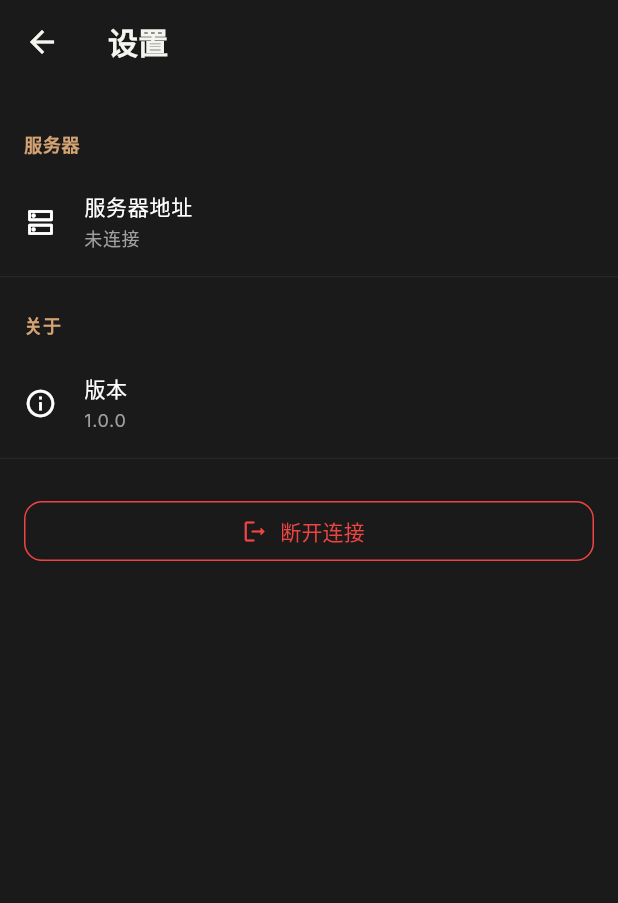
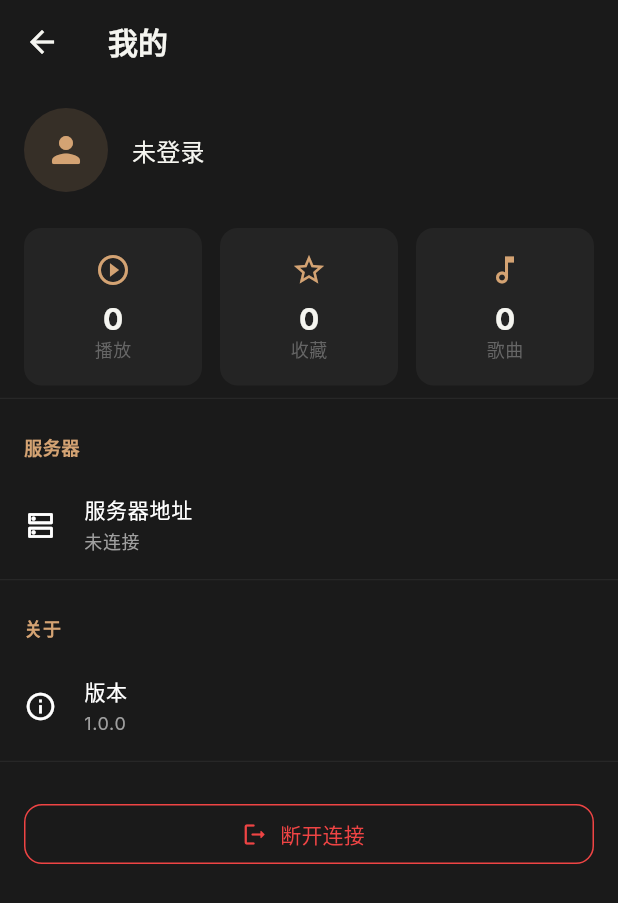
Before and after one commit to lvwei244954744/nas_music_flutter, a Flutter app: the SettingsScreen screen opened by its route, on a phone screen of 412 x 824 dp. Shown: the top 903 px of the screen. Run offline on Flutter 3.47's test engine with Material 3 defaults, Android fonts, the phone set to English and light mode, and no system bars; our stand-ins replace audioplayers, google_fonts; network calls fail.

Commit message:
feat: rebrand to NasMusic, add profile page with stats, fix login nav flow

```diff
--- a/lib/app.dart
+++ b/lib/app.dart
@@ -35,7 +35,7 @@ class _AppState extends State<App> {
     final auth = context.watch<AuthState>();
 
     return MaterialApp(
-      title: 'loml.nas.music',
+      title: 'NasMusic',
       debugShowCheckedModeBanner: false,
       theme: AppTheme.light,
       darkTheme: AppTheme.dark,
@@ -120,9 +120,9 @@ class _BottomNav extends StatelessWidget {
                 onTap: () => onTap(1),
               ),
               _NavItem(
-                icon: Icons.settings_outlined,
-                activeIcon: Icons.settings_rounded,
-                label: '设置',
+                icon: Icons.person_outline,
+                activeIcon: Icons.person_rounded,
+                label: '我的',
                 isActive: currentIndex == 2,
                 onTap: () => onTap(2),
               ),
--- a/lib/core/api/subsonic_api.dart
+++ b/lib/core/api/subsonic_api.dart
@@ -107,6 +107,12 @@ class SubsonicApi {
     });
     if (!_isSuccess(doc)) throw Exception(_errorMessage(doc));
     return doc.findAllElements('album').map((e) => Album.fromJson(_parseElement(e))).toList();
+  }
+
+  Future<List<Song>> getStarred() async {
+    final doc = await _get('getStarred');
+    if (!_isSuccess(doc)) throw Exception(_errorMessage(doc));
+    return doc.findAllElements('song').map((e) => Song.fromJson(_parseElement(e))).toList();
   }
 
   Future<List<Playlist>> getPlaylists() async {
--- a/lib/data/repositories/music_repository.dart
+++ b/lib/data/repositories/music_repository.dart
@@ -20,6 +20,8 @@ class MusicRepository {
 
   Future<List<Album>> getArtistAlbums(String id) => _api.getArtistAlbums(id);
 
+  Future<List<Song>> getStarred() => _api.getStarred();
+
   Future<List<Playlist>> getPlaylists() => _api.getPlaylists();
 
   Future<List<Song>> getPlaylistSongs(String id) => _api.getPlaylistSongs(id);
--- a/lib/features/album/album_detail_screen.dart
+++ b/lib/features/album/album_detail_screen.dart
@@ -169,6 +169,7 @@ class _AlbumDetailScreenState extends State<AlbumDetailScreen> {
                             Text(_formatDuration(song.duration ?? 0), style: theme.textTheme.bodySmall),
                             const SizedBox(width: 8),
                             PopupMenuButton<String>(
+                              key: ValueKey('album_song_menu_${song.id}'),
                               icon: const Icon(Icons.more_horiz, size: 20, color: AppColors.textDarkMuted),
                               onSelected: (v) {
                                 if (v == 'play') {
--- a/lib/features/library/library_screen.dart
+++ b/lib/features/library/library_screen.dart
@@ -226,6 +226,7 @@ class _PlaylistsTabState extends State<_PlaylistsTab> {
           title: Text(pl.name),
           subtitle: Text('${pl.songCount ?? 0} 首', style: Theme.of(context).textTheme.bodySmall),
           trailing: PopupMenuButton<String>(
+            key: ValueKey('playlist_menu_${pl.id}'),
             icon: const Icon(Icons.more_horiz, size: 20, color: AppColors.textDarkMuted),
             onSelected: (v) async {
               if (v == 'edit') {
--- a/lib/features/playlist/playlist_detail_screen.dart
+++ b/lib/features/playlist/playlist_detail_screen.dart
@@ -75,6 +75,7 @@ class _PlaylistDetailScreenState extends State<PlaylistDetailScreen> {
                   title: Text(song.title, style: const TextStyle(fontSize: 14)),
                   subtitle: Text('${song.artist ?? ''} · ${song.album ?? ''}', style: theme.textTheme.bodySmall),
                   trailing: PopupMenuButton<String>(
+                    key: ValueKey('playlist_song_menu_${song.id}'),
                     icon: const Icon(Icons.more_horiz, size: 20, color: AppColors.textDarkMuted),
                     onSelected: (v) {
                       if (v == 'play') {
--- a/lib/features/settings/settings_screen.dart
+++ b/lib/features/settings/settings_screen.dart
@@ -3,18 +3,119 @@ import 'package:provider/provider.dart';
 import '../../core/theme/app_colors.dart';
 import '../auth/auth_provider.dart';
 
-class SettingsScreen extends StatelessWidget {
+class SettingsScreen extends StatefulWidget {
   const SettingsScreen({super.key});
+  @override
+  State<SettingsScreen> createState() => _SettingsScreenState();
+}
+
+class _SettingsScreenState extends State<SettingsScreen> {
+  int _starredCount = 0;
+  int _frequentCount = 0;
+  int _songCount = 0;
+  bool _statsLoading = true;
+
+  @override
+  void initState() {
+    super.initState();
+    _loadStats();
+  }
+
+  Future<int> _countSongs() async {
+    final api = context.read<AuthState>().api;
+    const pageSize = 500;
+    int total = 0;
+    while (true) {
+      final batch = await api.searchSongs(query: '', count: pageSize, offset: total);
+      total += batch.length;
+      if (batch.length < pageSize) break;
+    }
+    return total;
+  }
+
+  Future<int> _countAlbums(String type) async {
+    final api = context.read<AuthState>().api;
+    const pageSize = 500;
+    int total = 0;
+    while (true) {
+      final batch = await api.getAlbumList(type: type, size: pageSize, offset: total);
+      total += batch.length;
+      if (batch.length < pageSize) break;
+    }
+    return total;
+  }
+
+  Future<void> _loadStats() async {
+    try {
+      final api = context.read<AuthState>().api;
+      final results = await Future.wait([
+        api.getStarred(),
+        _countAlbums('frequent'),
+        _countSongs(),
+      ], eagerError: false);
+      if (mounted) setState(() {
+        _starredCount = (results[0] as List).length;
+        _frequentCount = results[1] as int;
+        _songCount = results[2] as int;
+        _statsLoading = false;
+      });
+    } catch (_) {
+      if (mounted) setState(() => _statsLoading = false);
+    }
+  }
 
   @override
   Widget build(BuildContext context) {
     final auth = context.watch<AuthState>();
+    final theme = Theme.of(context);
 
     return Scaffold(
-      appBar: AppBar(title: const Text('设置')),
+      appBar: AppBar(title: const Text('我的')),
       body: ListView(
         padding: const EdgeInsets.symmetric(vertical: 8),
         children: [
+          Padding(
+            padding: const EdgeInsets.symmetric(horizontal: 16, vertical: 8),
+            child: Row(
+              children: [
+                CircleAvatar(
+                  radius: 28,
+                  backgroundColor: AppColors.primary.withValues(alpha: 0.15),
+                  child: Icon(Icons.person_rounded, size: 28, color: AppColors.primary),
+                ),
+                const SizedBox(width: 16),
+                Column(
+                  crossAxisAlignment: CrossAxisAlignment.start,
+                  children: [
+                    Text(auth.username ?? '未登录', style: theme.textTheme.titleMedium),
+                    if (auth.serverUrl != null)
+                      Text(auth.serverUrl!, style: theme.textTheme.bodySmall?.copyWith(color: AppColors.textDarkMuted)),
+                  ],
+                ),
+              ],
+            ),
+          ),
+          const SizedBox(height: 16),
+          if (_statsLoading)
+            const Padding(
+              padding: EdgeInsets.symmetric(vertical: 24),
+              child: Center(child: CircularProgressIndicator(strokeWidth: 2)),
+            )
+          else
+            Padding(
+              padding: const EdgeInsets.symmetric(horizontal: 16),
+              child: Row(
+                children: [
+                  _StatCard(icon: Icons.play_circle_outline, label: '播放', value: '$_frequentCount'),
+                  const SizedBox(width: 12),
+                  _StatCard(icon: Icons.star_outline, label: '收藏', value: '$_starredCount'),
+                  const SizedBox(width: 12),
+                  _StatCard(icon: Icons.music_note_outlined, label: '歌曲', value: '$_songCount'),
+                ],
+              ),
+            ),
+          const SizedBox(height: 8),
+          const _Divider(),
           _SectionTitle(title: '服务器'),
           _SettingTile(icon: Icons.dns_outlined, title: '服务器地址', subtitle: auth.serverUrl ?? '未连接'),
           if (auth.username != null) _SettingTile(icon: Icons.person_outline, title: '当前用户', subtitle: auth.username!),
@@ -27,9 +128,8 @@ class SettingsScreen extends StatelessWidget {
             child: SizedBox(
               width: double.infinity,
               child: OutlinedButton.icon(
-                onPressed: () async {
-                  await context.read<AuthState>().logout();
-                  if (context.mounted) Navigator.pushReplacementNamed(context, '/login');
+                onPressed: () {
+                  context.read<AuthState>().logout();
                 },
                 icon: const Icon(Icons.logout_rounded),
                 label: const Text('断开连接'),
@@ -38,6 +138,35 @@ class SettingsScreen extends StatelessWidget {
             ),
           ),
         ],
+      ),
+    );
+  }
+}
+
+class _StatCard extends StatelessWidget {
+  final IconData icon;
+  final String label;
+  final String value;
+  const _StatCard({required this.icon, required this.label, required this.value});
+
+  @override
+  Widget build(BuildContext context) {
+    final theme = Theme.of(context);
+    return Expanded(
+      child: Container(
+        padding: const EdgeInsets.symmetric(vertical: 16),
+        decoration: BoxDecoration(
+          color: AppColors.darkCard,
+          borderRadius: BorderRadius.circular(12),
+        ),
+        child: Column(
+          children: [
+            Icon(icon, size: 24, color: AppColors.primary),
+            const SizedBox(height: 8),
+            Text(value, style: theme.textTheme.titleLarge?.copyWith(fontWeight: FontWeight.bold)),
+            Text(label, style: theme.textTheme.bodySmall?.copyWith(color: AppColors.textDarkMuted)),
+          ],
+        ),
       ),
     );
   }
```
Also changed, not shown: lib/features/auth/login_screen.dart (+2 -6 lines), 8 other files.
